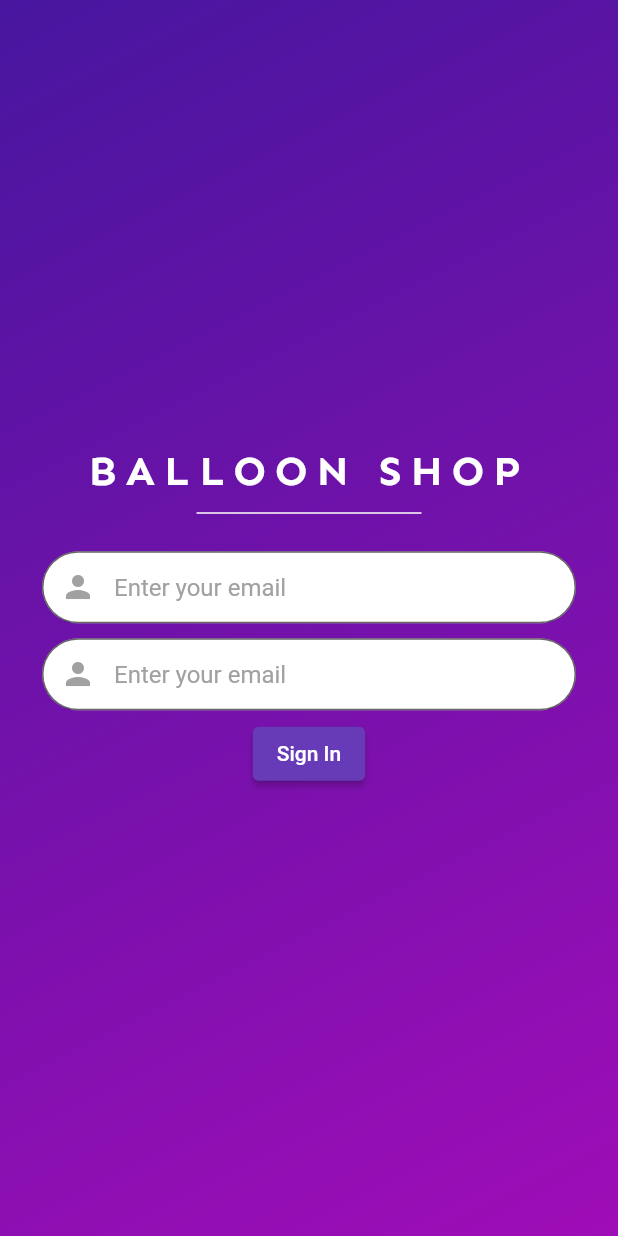
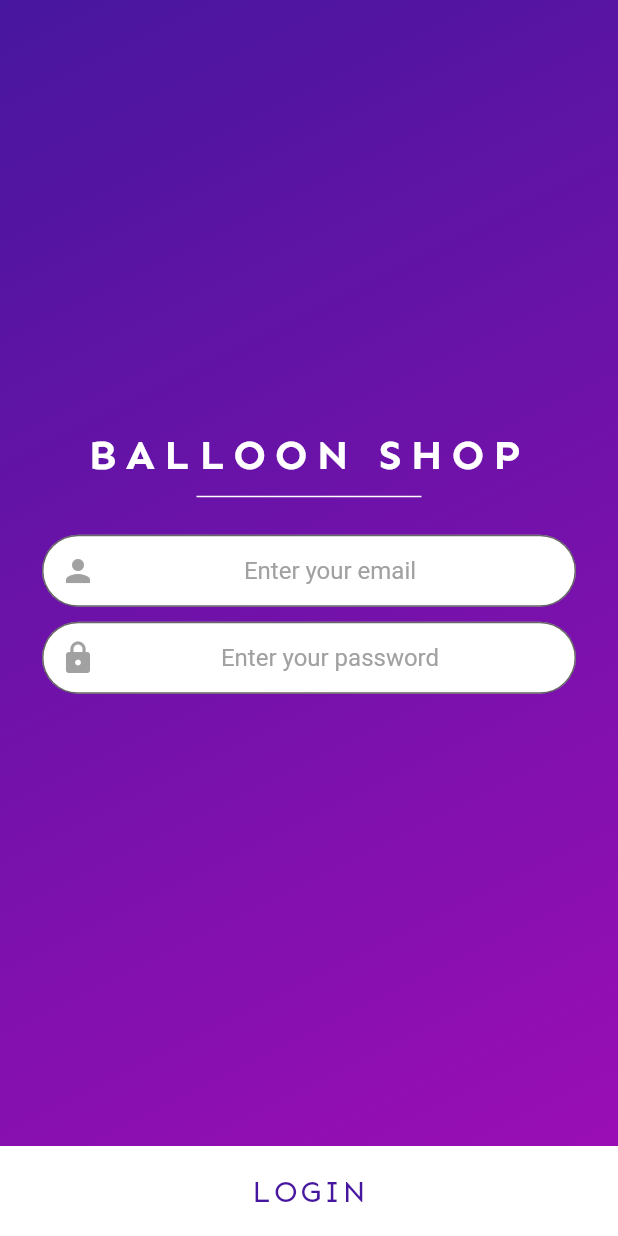
Before and after one commit to SCB-TechX/scb-open-api-examples, a Flutter app: the screen it shows after launch, on a phone screen of 412 x 824 dp. Run offline on Flutter 3.47's test engine with Material 2 defaults, Android fonts, the phone set to English and light mode, and no system bars.

Commit message:
Complete login screen UI

```diff
--- /dev/null
+++ b/samples/balloon_shop_app/lib/components/app_background_container.dart
@@ -0,0 +1,17 @@
+import 'package:balloon_shop_app/utilities/constants.dart';
+import 'package:flutter/material.dart';
+
+class AppBackgroundContainer extends StatelessWidget {
+  const AppBackgroundContainer({Key? key, required this.child})
+      : super(key: key);
+  final Widget child;
+
+  @override
+  Widget build(BuildContext context) {
+    return Container(
+        child: child,
+        decoration: const BoxDecoration(
+          gradient: kAppBackgroundColor,
+        ));
+  }
+}
--- a/samples/balloon_shop_app/lib/components/rounded_text_field.dart
+++ b/samples/balloon_shop_app/lib/components/rounded_text_field.dart
@@ -1,26 +1,41 @@
 import 'package:flutter/material.dart';
 
+const kContentColor = Color.fromARGB(0xFF, 0xA1, 0xA1, 0xA1);
+
 class RoundedTextField extends StatelessWidget {
-  const RoundedTextField({Key? key}) : super(key: key);
+  const RoundedTextField(
+      {Key? key,
+      required this.prefixIcon,
+      required this.hintText,
+      this.obscureText = false})
+      : super(key: key);
+  final IconData prefixIcon;
+  final String hintText;
+  final bool obscureText;
 
   @override
   Widget build(BuildContext context) {
-    return TextField(
+    return Padding(
+        padding: const EdgeInsets.symmetric(horizontal: 28.0, vertical: 5.0),
+        child: TextField(
           onChanged: (value) => {},
+          textAlign: TextAlign.center,
+          obscureText: obscureText,
           decoration: InputDecoration(
               fillColor: Colors.white,
               filled: true,
               prefixIcon: Icon(
-            Icons.person,
-            color: Color.fromARGB(0xFF, 0xA1, 0xA1, 0xA1),
+                prefixIcon,
+                color: kContentColor,
               ),
-          hintText: "Enter your email",
-          hintStyle: TextStyle(
-            color: Color.fromARGB(0xFF, 0xA1, 0xA1, 0xA1),
+              hintText: hintText,
+              hintStyle: const TextStyle(
+                color: kContentColor,
               ),
-          border: OutlineInputBorder(
+              border: const OutlineInputBorder(
                   borderRadius: BorderRadius.all(Radius.circular(24.0))),
-          contentPadding: EdgeInsets.symmetric(horizontal: 20, vertical: 10)),
-    );
+              contentPadding:
+                  const EdgeInsets.symmetric(horizontal: 20, vertical: 10)),
+        ));
   }
 }
--- a/samples/balloon_shop_app/lib/screens/login_screen.dart
+++ b/samples/balloon_shop_app/lib/screens/login_screen.dart
@@ -1,3 +1,4 @@
+import 'package:balloon_shop_app/components/app_background_container.dart';
 import 'package:balloon_shop_app/components/rounded_text_field.dart';
 import 'package:flutter/material.dart';
 
@@ -12,18 +13,13 @@ class LoginScreen extends StatefulWidget {
 class _LoginScreenState extends State<LoginScreen> {
   @override
   Widget build(BuildContext context) {
-    return Container(
-      decoration: BoxDecoration(
-          gradient: LinearGradient(
-              begin: Alignment.topLeft,
-              end: Alignment.bottomRight,
-              colors: [
-            Color.fromARGB(0xFF, 0x47, 0x16, 0x9F),
-            Color.fromARGB(0xFF, 0x9F, 0x0D, 0xB7)
-          ])),
+    return AppBackgroundContainer(
       child: Scaffold(
         backgroundColor: Colors.transparent,
         body: SafeArea(
+          child: Column(
+            children: [
+              Expanded(
                 child: Column(
                   mainAxisAlignment: MainAxisAlignment.center,
                   children: [
@@ -47,21 +43,33 @@ class _LoginScreenState extends State<LoginScreen> {
                       decoration: BoxDecoration(color: Colors.white),
                     ),
                     SizedBox(height: 20.0),
-              Padding(
-                padding:
-                    const EdgeInsets.symmetric(horizontal: 28.0, vertical: 5.0),
-                child: RoundedTextField(),
+                    RoundedTextField(
+                      prefixIcon: Icons.person,
+                      hintText: "Enter your email",
                     ),
-              Padding(
-                padding:
-                    const EdgeInsets.symmetric(horizontal: 28.0, vertical: 5.0),
-                child: RoundedTextField(),
+                    RoundedTextField(
+                      prefixIcon: Icons.lock,
+                      hintText: "Enter your password",
+                      obscureText: true,
+                    ),
+                  ],
+                ),
               ),
               Container(
-                  child: ElevatedButton(
-                child: Text('Sign In'),
-                onPressed: () => {},
+                color: Colors.white,
+                width: double.infinity,
+                margin: EdgeInsets.only(top: 10.0),
+                height: 60.0,
+                child: Center(
+                    child: Text(
+                  'LOGIN',
+                  style: TextStyle(
+                      fontFamily: 'Sen',
+                      fontSize: 20.0,
+                      letterSpacing: 2.0,
+                      color: Color.fromARGB(0xFF, 0x47, 0x16, 0x9F)),
                 )),
+              )
             ],
           ),
         ),
--- a/samples/balloon_shop_app/lib/utilities/constants.dart
+++ b/samples/balloon_shop_app/lib/utilities/constants.dart
@@ -0,0 +1,9 @@
+import 'package:flutter/material.dart';
+
+const kAppBackgroundColor = LinearGradient(
+    begin: Alignment.topLeft,
+    end: Alignment.bottomRight,
+    colors: [
+      Color.fromARGB(0xFF, 0x47, 0x16, 0x9F),
+      Color.fromARGB(0xFF, 0x9F, 0x0D, 0xB7)
+    ]);
```
Lines whose indentation alone changed are shown as unchanged.
